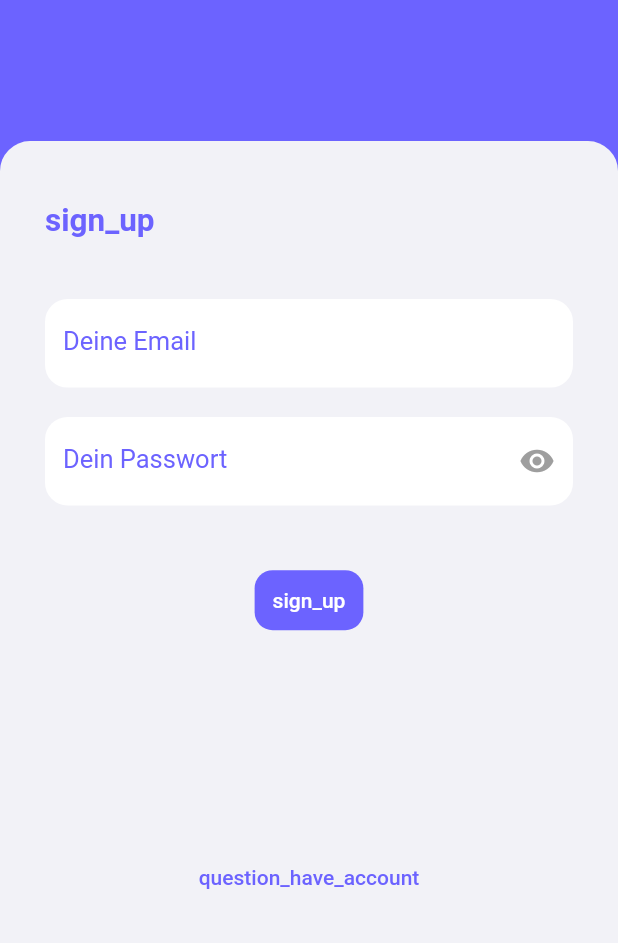
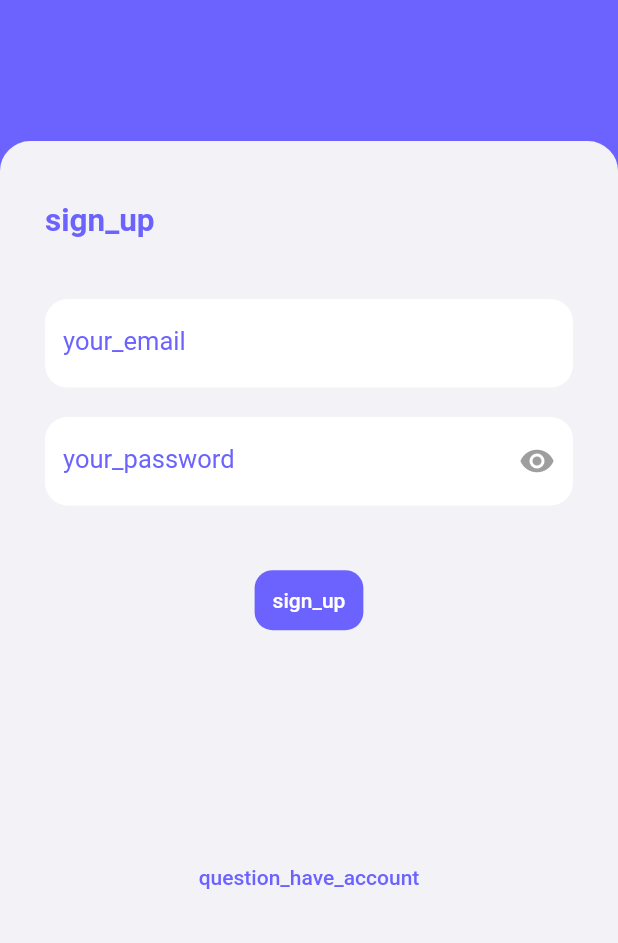
Before and after one commit to stonith404/gradely2, a Flutter app: the RegisterScreen screen opened directly, on a phone screen of 412 x 824 dp, the part 293-1236 px from its top. Run offline on Flutter 3.47's test engine with Material 2 defaults, Android fonts, the phone set to English and light mode, and no system bars; our stand-ins replace another_flushbar, appwrite, easy_localization, flutter_icons, flutter_slidable, flutter_spinkit and 6 more; missing offline and left inert: easy_localization_loader, emoji_chooser, flutter_inapp_purchase, mailer; accounts and stored records are empty.

Commit message:
fixed lng bug on sign in page

```diff
--- a/lib/screens/auth/sign_in.dart
+++ b/lib/screens/auth/sign_in.dart
@@ -115,14 +115,14 @@ class _SignInPageState extends State<SignInPage> {
                       keyboardType: TextInputType.emailAddress,
                       controller: emailController,
                       textAlign: TextAlign.left,
-                      decoration: inputDec(label: "Deine Email")),
+                      decoration: inputDec(label: "your_email".tr())),
                   Spacer(flex: 5),
                   TextField(
                       controller: passwordController,
                       textAlign: TextAlign.left,
                       obscureText: _obsecuredText,
                       decoration: inputDec(
-                        label: "Dein Passwort",
+                        label: "your_password".tr(),
                         suffixIcon: IconButton(
                           onPressed: () {
                             setState(() {
--- a/lib/screens/auth/sign_up.dart
+++ b/lib/screens/auth/sign_up.dart
@@ -125,14 +125,14 @@ class _RegisterScreenState extends State<RegisterScreen> {
                       keyboardType: TextInputType.emailAddress,
                       controller: emailController,
                       textAlign: TextAlign.left,
-                      decoration: inputDec(label: "Deine Email")),
+                      decoration: inputDec(label: "your_email".tr())),
                   Spacer(flex: 5),
                   TextField(
                       controller: passwordController,
                       textAlign: TextAlign.left,
                       obscureText: _obsecuredText,
                       decoration: inputDec(
-                        label: "Dein Passwort",
+                        label: "your_password".tr(),
                         suffixIcon: IconButton(
                           onPressed: () {
                             setState(() {
```
Also changed, not shown: 1 other file.
